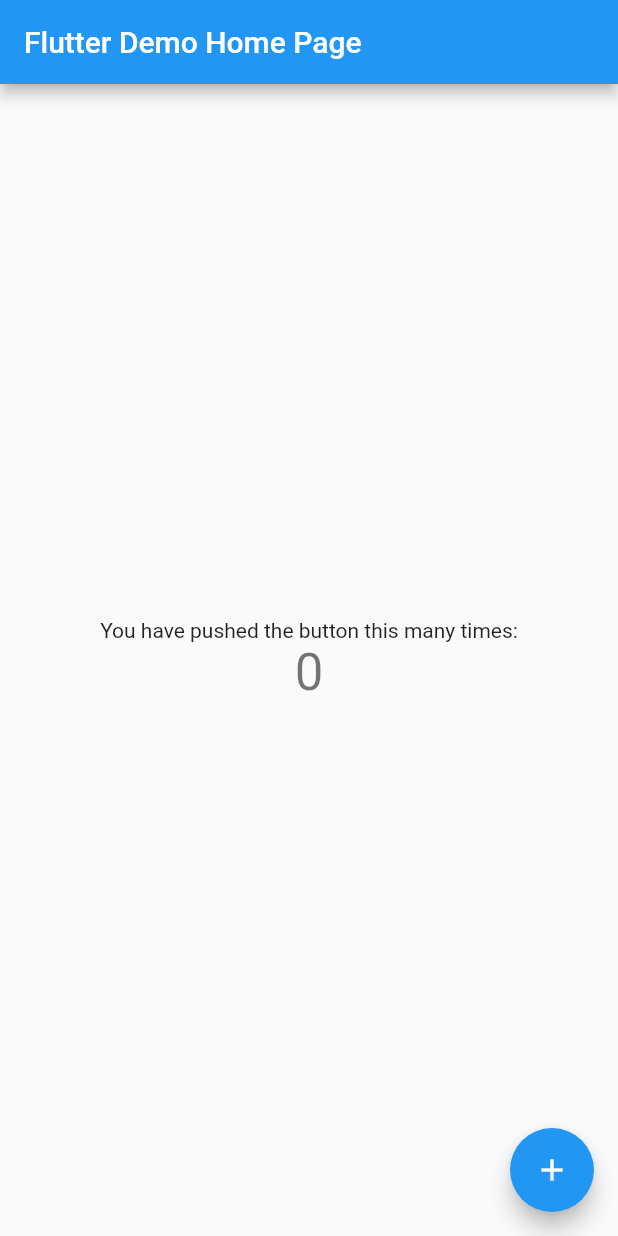
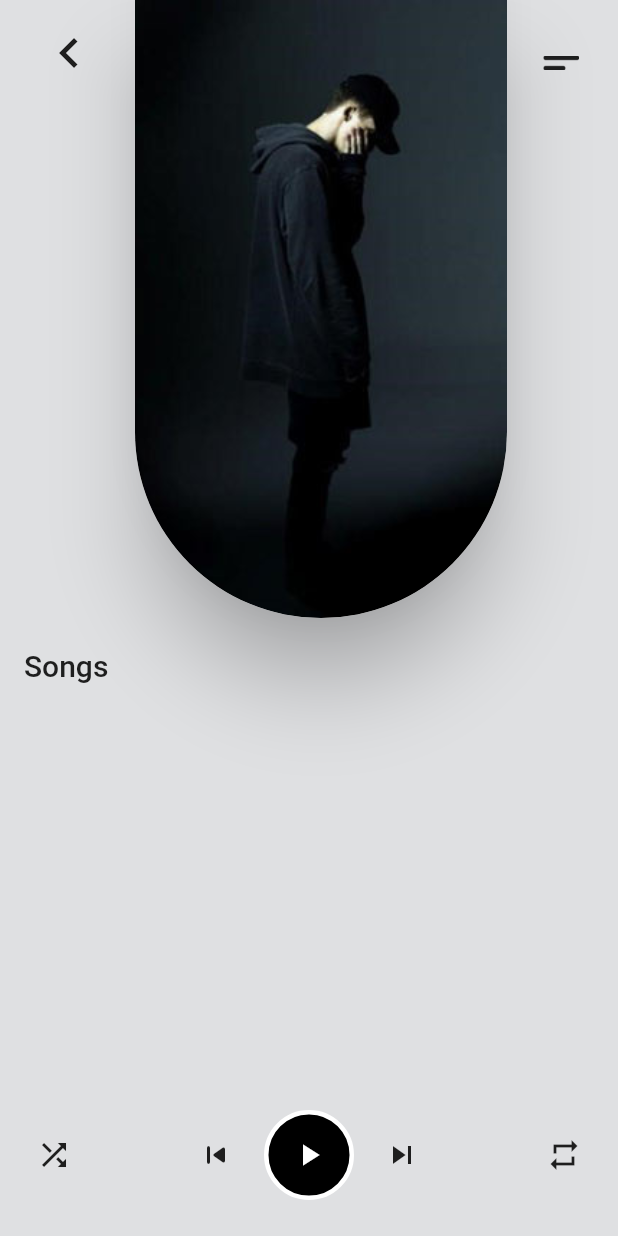
Before and after one commit to usmanabdulmajid/52wFlutterUI, a Flutter app: the screen it shows after launch, on a phone screen of 412 x 824 dp. Run offline on Flutter 3.47's test engine with Material 2 defaults, Android fonts, the phone set to English and light mode, and no system bars.

Commit message:
ui update

```diff
--- a/simple_music_app/lib/main.dart
+++ b/simple_music_app/lib/main.dart
@@ -1,4 +1,7 @@
 import 'package:flutter/material.dart';
+import 'package:flutter/services.dart';
+
+import 'presentation/screen/home_screen.dart';
 
 void main() {
   runApp(const MyApp());
@@ -11,11 +14,21 @@
   @override
   Widget build(BuildContext context) {
     return MaterialApp(
+      debugShowCheckedModeBanner: false,
       title: 'Flutter Demo',
       theme: ThemeData(
         primarySwatch: Colors.blue,
       ),
-      home: const MyHomePage(title: 'Flutter Demo Home Page'),
+      home: const HomeScreen(),
+      builder: (context, child) {
+        return AnnotatedRegion(
+          child: child!,
+          value: const SystemUiOverlayStyle(
+            systemNavigationBarIconBrightness: Brightness.dark,
+            systemNavigationBarColor: Color(0XFFDFE0E2),
+          ),
+        );
+      },
     );
   }
 }
--- /dev/null
+++ b/simple_music_app/lib/presentation/screen/home_screen.dart
@@ -0,0 +1,134 @@
+import 'dart:math';
+
+import 'package:flutter/material.dart';
+
+class HomeScreen extends StatefulWidget {
+  const HomeScreen({Key? key}) : super(key: key);
+
+  @override
+  State<HomeScreen> createState() => _HomeScreenState();
+}
+
+class _HomeScreenState extends State<HomeScreen> {
+  bool _isPlaying = false;
+  @override
+  Widget build(BuildContext context) {
+    return SafeArea(
+      child: Scaffold(
+        backgroundColor: const Color(0XFFDFE0E2),
+        body: Container(
+          width: MediaQuery.of(context).size.width,
+          height: MediaQuery.of(context).size.height,
+          padding: const EdgeInsets.symmetric(horizontal: 16.0),
+          child: Column(
+            crossAxisAlignment: CrossAxisAlignment.start,
+            children: [
+              Row(
+                crossAxisAlignment: CrossAxisAlignment.start,
+                mainAxisAlignment: MainAxisAlignment.spaceBetween,
+                children: [
+                  const Padding(
+                    padding: EdgeInsets.only(left: 10.0, top: 15),
+                    child: Icon(
+                      Icons.chevron_left,
+                      size: 40,
+                    ),
+                  ),
+                  Expanded(
+                    child: Padding(
+                      padding: const EdgeInsets.symmetric(horizontal: 24),
+                      child: PhysicalModel(
+                        color: Colors.white,
+                        elevation: 24.0,
+                        borderRadius: const BorderRadius.only(
+                          bottomLeft: Radius.circular(200),
+                          bottomRight: Radius.circular(200),
+                        ),
+                        child: Container(
+                          width: MediaQuery.of(context).size.width,
+                          height: MediaQuery.of(context).size.height * .5,
+                          decoration: const BoxDecoration(
+                            color: Colors.white,
+                            borderRadius: BorderRadius.only(
+                              bottomLeft: Radius.circular(200),
+                              bottomRight: Radius.circular(200),
+                            ),
+                            image: DecorationImage(
+                                image: AssetImage('assets/images/NF.jpg'),
+                                fit: BoxFit.cover),
+                          ),
+                        ),
+                      ),
+                    ),
+                  ),
+                  const Padding(
+                    padding: EdgeInsets.only(right: 10.0, top: 30),
+                    child: ImageIcon(
+                      AssetImage('assets/images/menu .png'),
+                    ),
+                  ),
+                ],
+              ),
+              const SizedBox(height: 20),
+              const Text(
+                'Songs',
+                style: TextStyle(
+                  fontSize: 20,
+                  fontWeight: FontWeight.w500,
+                ),
+              ),
+              const SizedBox(height: 20),
+              // List.generate(20, (index) {
+              //   return ListTile();
+              // })
+            ],
+          ),
+        ),
+        bottomNavigationBar: Container(
+          padding: const EdgeInsets.all(24),
+          child: Row(
+            mainAxisAlignment: MainAxisAlignment.spaceBetween,
+            children: [
+              const Icon(Icons.shuffle),
+              Row(
+                children: [
+                  const Icon(Icons.skip_previous_rounded),
+                  const SizedBox(width: 20),
+                  GestureDetector(
+                    onTap: () {
+                      setState(() {
+                        _isPlaying = !_isPlaying;
+                      });
+                    },
+                    child: Container(
+                      height: 60,
+                      width: 60,
+                      decoration: BoxDecoration(
+                        shape: BoxShape.circle,
+                        color: Colors.black,
+                        border: Border.all(color: Colors.white, width: 3.0),
+                      ),
+                      alignment: Alignment.center,
+                      child: _isPlaying
+                          ? const Icon(
+                              Icons.pause,
+                              color: Colors.white,
+                            )
+                          : const Icon(
+                              Icons.play_arrow,
+                              color: Colors.white,
+                            ),
+                    ),
+                  ),
+                  const SizedBox(width: 20),
+                  const Icon(Icons.skip_next),
+                ],
+              ),
+              const Icon(Icons.repeat)
+            ],
+          ),
+        ),
+      ),
+    );
+  }
+}
--- /dev/null
+++ b/simple_music_app/lib/utils/context_extension.dart
@@ -0,0 +1,5 @@
+import 'package:flutter/cupertino.dart';
+
+extension ContextExtension on BuildContext {
+  Size get size => MediaQuery.of(this).size;
+}
--- a/simple_music_app/pubspec.yaml
+++ b/simple_music_app/pubspec.yaml
@@ -57,6 +57,9 @@
   # the material Icons class.
   uses-material-design: true
 
+  assets:
+    - assets/images/
+
   # To add assets to your application, add an assets section, like this:
   # assets:
   #   - images/a_dot_burr.jpeg
```
Also changed, not shown: simple_music_app/assets/images/NF.jpg (added), simple_music_app/assets/images/menu .png (added).
